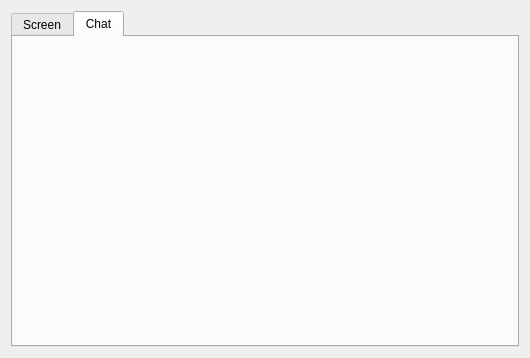
P0ppoff/SmartProjector, file Gst-multiscreens-client/mainwindow.ui: the form before one commit.
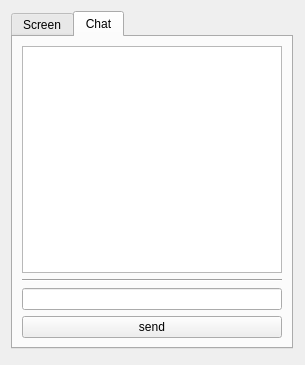
The form after the commit. The open tabs and pages were chosen to show the change.

```diff
--- a/Gst-multiscreens-client/mainwindow.ui
+++ b/Gst-multiscreens-client/mainwindow.ui
@@ -6,16 +6,22 @@
    <rect>
     <x>0</x>
     <y>0</y>
-    <width>530</width>
-    <height>358</height>
+    <width>305</width>
+    <height>365</height>
    </rect>
   </property>
   <property name="windowTitle">
    <string>Form</string>
   </property>
-  <layout class="QVBoxLayout" name="verticalLayout">
-   <item>
     <widget class="QTabWidget" name="tabWidget">
+   <property name="geometry">
+    <rect>
+     <x>11</x>
+     <y>11</y>
+     <width>282</width>
+     <height>338</height>
+    </rect>
+   </property>
      <property name="currentIndex">
       <number>0</number>
      </property>
@@ -40,10 +46,30 @@
       <attribute name="title">
        <string>Chat</string>
       </attribute>
-     </widget>
+    <layout class="QVBoxLayout" name="verticalLayout_3">
+     <item>
+      <widget class="QTextEdit" name="textChat"/>
+     </item>
+     <item>
+      <widget class="Line" name="line">
+       <property name="orientation">
+        <enum>Qt::Horizontal</enum>
+       </property>
+      </widget>
+     </item>
+     <item>
+      <widget class="QLineEdit" name="lineChat"/>
+     </item>
+     <item>
+      <widget class="QPushButton" name="pushChat">
+       <property name="text">
+        <string>send</string>
+       </property>
     </widget>
    </item>
   </layout>
+   </widget>
+  </widget>
  </widget>
  <resources/>
  <connections/>
```
Lines whose indentation alone changed are shown as unchanged.
